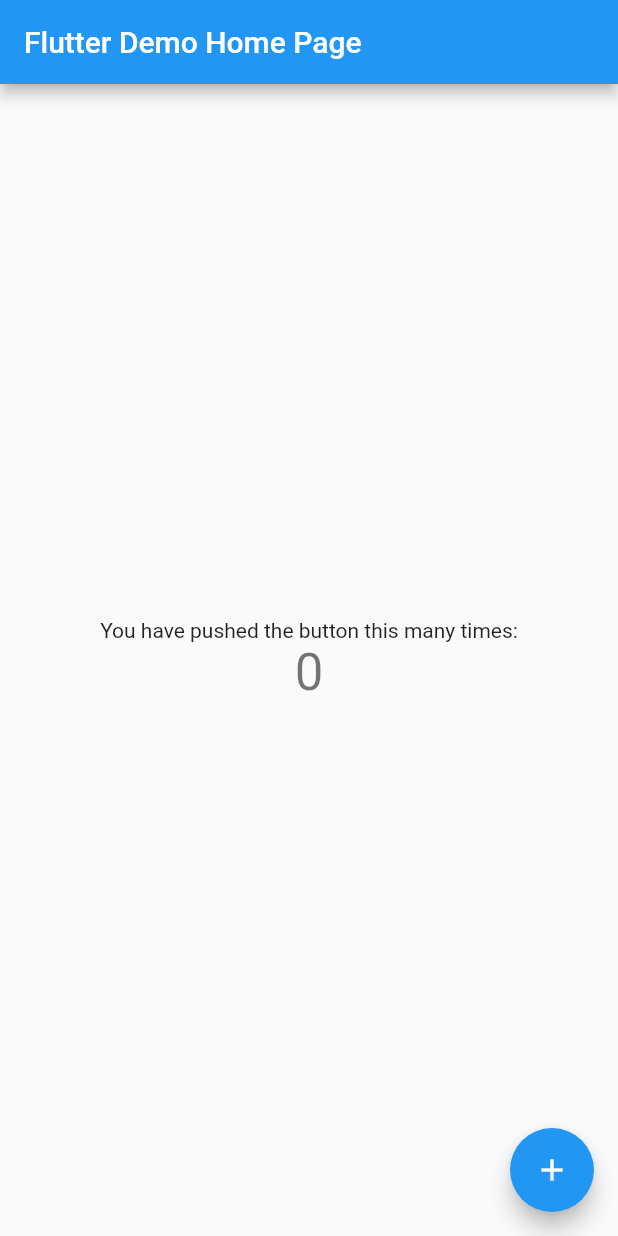
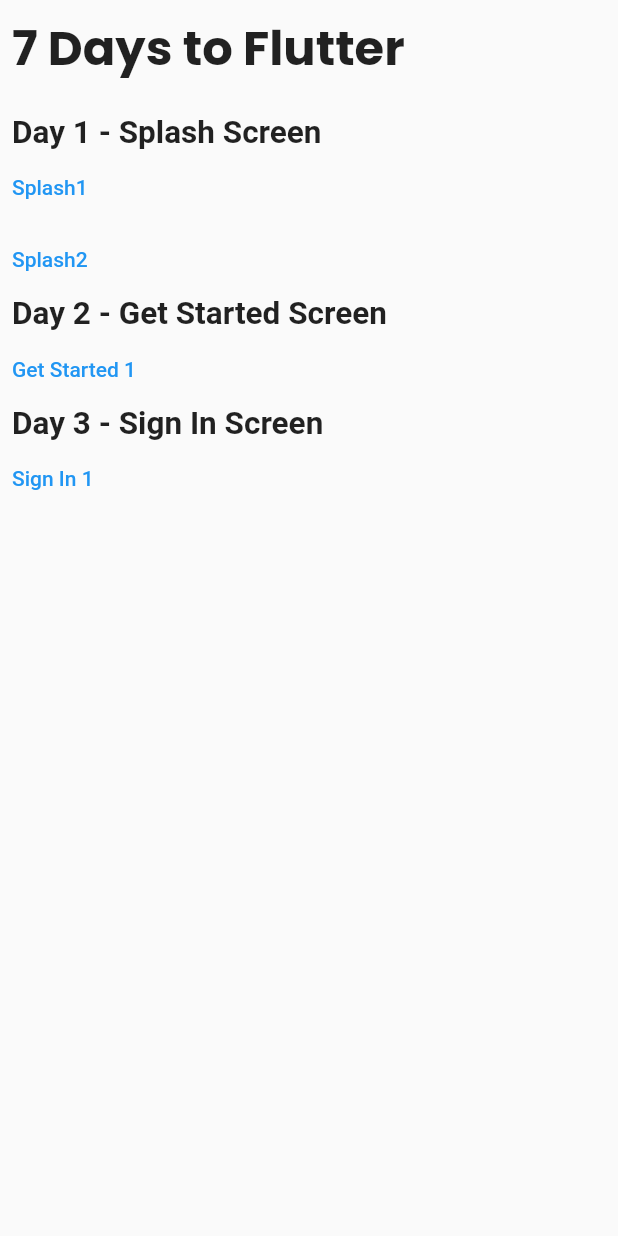
Before and after one commit to asrafilll/ui_to_flutter, a Flutter app: the screen it shows after launch, on a phone screen of 412 x 824 dp. Run offline on Flutter 3.47's test engine with Material 2 defaults, Android fonts, the light colour scheme and no system bars; our stand-ins replace google_fonts.

```diff
--- a/lib/main.dart
+++ b/lib/main.dart
@@ -1,115 +1,16 @@
 import 'package:flutter/material.dart';
+import 'package:ui_to_flutter/pages/home_screen.dart';
 
 void main() {
-  runApp(const MyApp());
+  runApp(MyApp());
 }
 
 class MyApp extends StatelessWidget {
-  const MyApp({Key? key}) : super(key: key);
-
-  // This widget is the root of your application.
   @override
   Widget build(BuildContext context) {
     return MaterialApp(
-      title: 'Flutter Demo',
-      theme: ThemeData(
-        // This is the theme of your application.
-        //
-        // Try running your application with "flutter run". You'll see the
-        // application has a blue toolbar. Then, without quitting the app, try
-        // changing the primarySwatch below to Colors.green and then invoke
-        // "hot reload" (press "r" in the console where you ran "flutter run",
-        // or simply save your changes to "hot reload" in a Flutter IDE).
-        // Notice that the counter didn't reset back to zero; the application
-        // is not restarted.
-        primarySwatch: Colors.blue,
-      ),
-      home: const MyHomePage(title: 'Flutter Demo Home Page'),
+      debugShowCheckedModeBanner: false,
+      home: HomeScreen(),
     );
   }
 }
-
-class MyHomePage extends StatefulWidget {
-  const MyHomePage({Key? key, required this.title}) : super(key: key);
-
-  // This widget is the home page of your application. It is stateful, meaning
-  // that it has a State object (defined below) that contains fields that affect
-  // how it looks.
-
-  // This class is the configuration for the state. It holds the values (in this
-  // case the title) provided by the parent (in this case the App widget) and
-  // used by the build method of the State. Fields in a Widget subclass are
-  // always marked "final".
-
-  final String title;
-
-  @override
-  State<MyHomePage> createState() => _MyHomePageState();
-}
-
-class _MyHomePageState extends State<MyHomePage> {
-  int _counter = 0;
-
-  void _incrementCounter() {
-    setState(() {
-      // This call to setState tells the Flutter framework that something has
-      // changed in this State, which causes it to rerun the build method below
-      // so that the display can reflect the updated values. If we changed
-      // _counter without calling setState(), then the build method would not be
-      // called again, and so nothing would appear to happen.
-      _counter++;
-    });
-  }
-
-  @override
-  Widget build(BuildContext context) {
-    // This method is rerun every time setState is called, for instance as done
-    // by the _incrementCounter method above.
-    //
-    // The Flutter framework has been optimized to make rerunning build methods
-    // fast, so that you can just rebuild anything that needs updating rather
-    // than having to individually change instances of widgets.
-    return Scaffold(
-      appBar: AppBar(
-        // Here we take the value from the MyHomePage object that was created by
-        // the App.build method, and use it to set our appbar title.
-        title: Text(widget.title),
-      ),
-      body: Center(
-        // Center is a layout widget. It takes a single child and positions it
-        // in the middle of the parent.
-        child: Column(
-          // Column is also a layout widget. It takes a list of children and
-          // arranges them vertically. By default, it sizes itself to fit its
-          // children horizontally, and tries to be as tall as its parent.
-          //
-          // Invoke "debug painting" (press "p" in the console, choose the
-          // "Toggle Debug Paint" action from the Flutter Inspector in Android
-          // Studio, or the "Toggle Debug Paint" command in Visual Studio Code)
-          // to see the wireframe for each widget.
-          //
-          // Column has various properties to control how it sizes itself and
-          // how it positions its children. Here we use mainAxisAlignment to
-          // center the children vertically; the main axis here is the vertical
-          // axis because Columns are vertical (the cross axis would be
-          // horizontal).
-          mainAxisAlignment: MainAxisAlignment.center,
-          children: <Widget>[
-            const Text(
-              'You have pushed the button this many times:',
-            ),
-            Text(
-              '$_counter',
-              style: Theme.of(context).textTheme.headline4,
-            ),
-          ],
-        ),
-      ),
-      floatingActionButton: FloatingActionButton(
-        onPressed: _incrementCounter,
-        tooltip: 'Increment',
-        child: const Icon(Icons.add),
-      ), // This trailing comma makes auto-formatting nicer for build methods.
-    );
-  }
-}
--- /dev/null
+++ b/lib/pages/home_screen.dart
@@ -0,0 +1,74 @@
+import 'package:flutter/material.dart';
+import 'package:google_fonts/google_fonts.dart';
+import 'package:ui_to_flutter/pages/getstarted1_screen.dart';
+import 'package:ui_to_flutter/pages/signin1_screen.dart';
+import 'package:ui_to_flutter/pages/splash1_screen.dart';
+import 'package:ui_to_flutter/pages/splash2_screen.dart';
+import 'package:ui_to_flutter/widgets/page_button.dart';
+
+class HomeScreen extends StatelessWidget {
+  @override
+  Widget build(BuildContext context) {
+    return Scaffold(
+      body: SingleChildScrollView(
+        child: SafeArea(
+          child: Padding(
+            padding: const EdgeInsets.all(8.0),
+            child: Column(
+              crossAxisAlignment: CrossAxisAlignment.start,
+              children: [
+                Text(
+                  "7 Days to Flutter",
+                  style: GoogleFonts.poppins(
+                    fontWeight: FontWeight.bold,
+                    fontSize: 32,
+                  ),
+                ),
+                const SizedBox(
+                  height: 20,
+                ),
+                const Text(
+                  "Day 1 - Splash Screen",
+                  style: TextStyle(
+                    fontWeight: FontWeight.bold,
+                    fontSize: 21,
+                  ),
+                ),
+                PageButton(
+                  pageUrl: Splash1(),
+                  title: 'Splash1',
+                ),
+                PageButton(
+                  pageUrl: Splash2(),
+                  title: 'Splash2',
+                ),
+                const Text(
+                  "Day 2 - Get Started Screen",
+                  style: TextStyle(
+                    fontWeight: FontWeight.bold,
+                    fontSize: 21,
+                  ),
+                ),
+                PageButton(
+                  pageUrl: GetStarted1(),
+                  title: 'Get Started 1',
+                ),
+                const Text(
+                  "Day 3 - Sign In Screen",
+                  style: TextStyle(
+                    fontWeight: FontWeight.bold,
+                    fontSize: 21,
+                  ),
+                ),
+                PageButton(
+                  pageUrl: SignIn1(),
+                  title: 'Sign In 1',
+                ),
+              ],
+            ),
+          ),
+        ),
+      ),
+    );
+  }
+}
--- /dev/null
+++ b/lib/widgets/page_button.dart
@@ -0,0 +1,26 @@
+import 'package:flutter/material.dart';
+
+class PageButton extends StatelessWidget {
+  late var pageUrl;
+  late String title;
+
+  PageButton({required this.pageUrl, required this.title});
+  @override
+  Widget build(BuildContext context) {
+    return TextButton(
+      style: TextButton.styleFrom(
+        padding: EdgeInsets.zero,
+        alignment: Alignment.centerLeft,
+      ),
+      onPressed: () {
+        Navigator.push(
+          context,
+          MaterialPageRoute(
+            builder: (context) => pageUrl,
+          ),
+        );
+      },
+      child: Text(title),
+    );
+  }
+}
```
Also changed, not shown: lib/pages/getstarted1_screen.dart (added, +63 -0 lines), lib/pages/signin1_screen.dart (added, +37 -0 lines), lib/pages/splash1_screen.dart (added, +36 -0 lines), lib/pages/splash2_screen.dart (added, +50 -0 lines), pubspec.yaml (+2 -6 lines), pubspec.lock, 1 other file.
